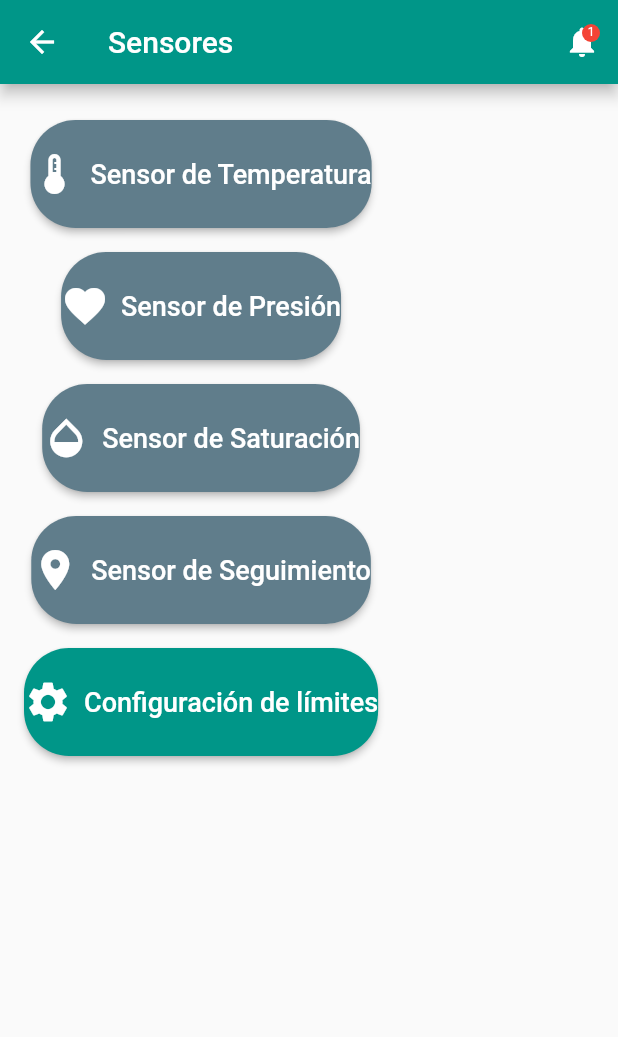
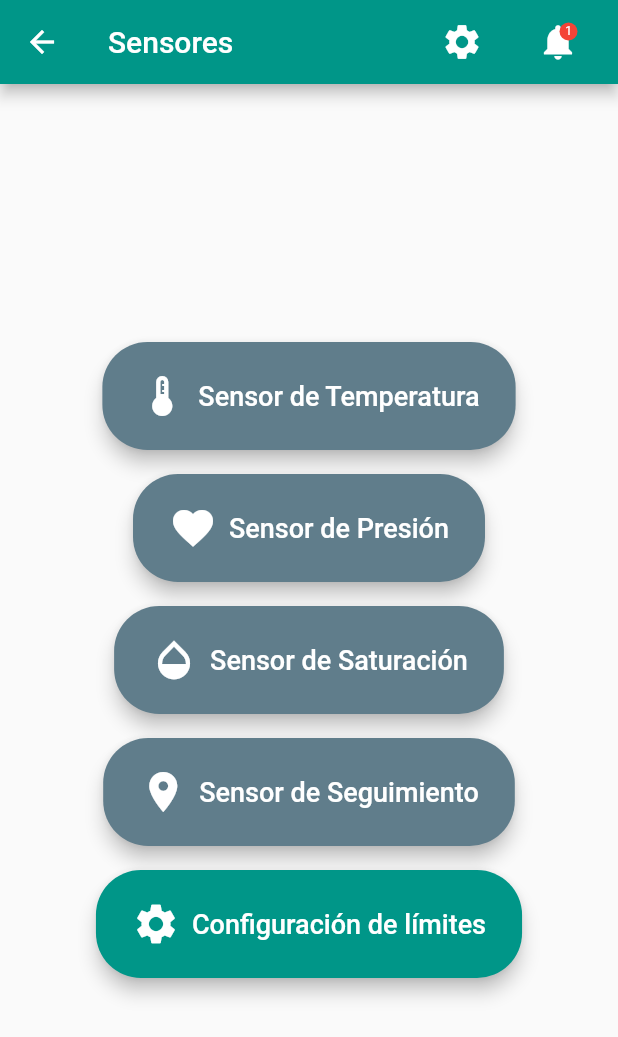
Before and after one commit to ggpachec/PulseraWifiMovil, a Flutter app: the SensorsScreen screen opened by its route, on a phone screen of 412 x 824 dp. Shown: the top 1037 px of the screen. Run offline on Flutter 3.47's test engine with Material 2 defaults, Android fonts, the phone set to English and light mode, and no system bars; our stand-ins replace flutter_blue_plus, flutter_bluetooth_serial, google_maps_flutter, permission_handler.

Commit message:
arreglo en la pantalla sensores

```diff
--- a/sensor_app/lib/main.dart
+++ b/sensor_app/lib/main.dart
@@ -18,6 +18,7 @@ class MyApp extends StatelessWidget {
   @override
   Widget build(BuildContext context) {
     return MaterialApp(
+      debugShowCheckedModeBanner: false, // Remover el banner de debug
       initialRoute: '/login',
       routes: {
         '/login': (context) => LoginScreen(),
--- a/sensor_app/lib/sensors.dart
+++ b/sensor_app/lib/sensors.dart
@@ -9,11 +9,19 @@ class SensorsScreen extends StatelessWidget {
         backgroundColor: Colors.teal,
         actions: [
           IconButton(
+            icon: Icon(Icons.settings, size: 28),
+            onPressed: () {
+              Navigator.pushNamed(context, '/config');
+            },
+          ),
+          SizedBox(width: 16),
+          IconButton(
             icon: Stack(
               children: [
-                Icon(Icons.notifications),
+                Icon(Icons.notifications, size: 28),
                 Positioned(
-                  right: 0,
+                  right: 1,
+                  top: 1,
                   child: Container(
                     padding: EdgeInsets.all(1),
                     decoration: BoxDecoration(
@@ -40,11 +48,14 @@ class SensorsScreen extends StatelessWidget {
               Navigator.pushNamed(context, '/alerts');
             },
           ),
+          SizedBox(width: 16),
         ],
       ),
-      body: Padding(
+      body: Center(
+        child: Padding(
           padding: const EdgeInsets.all(16.0),
           child: Column(
+            mainAxisAlignment: MainAxisAlignment.center,
             children: [
               _buildSensorButton(
                 context,
@@ -80,6 +91,7 @@ class SensorsScreen extends StatelessWidget {
             ],
           ),
         ),
+      ),
     );
   }
 
@@ -97,10 +109,11 @@ class SensorsScreen extends StatelessWidget {
         label: Text(title, style: TextStyle(fontSize: 18)),
         style: ElevatedButton.styleFrom(
           primary: color,
-          padding: EdgeInsets.symmetric(vertical: 20),
+          padding: EdgeInsets.symmetric(vertical: 20, horizontal: 24),
           shape: RoundedRectangleBorder(
             borderRadius: BorderRadius.circular(30),
           ),
+          elevation: 5, // Agregar sombra
         ),
         onPressed: () {
           Navigator.pushNamed(context, route);
```
Also changed, not shown: sensor_app/lib/pressure_sensor_screen.dart (+0 -9 lines), sensor_app/lib/saturation_sensor_screen.dart (+0 -9 lines), sensor_app/lib/temperature_sensor_screen.dart (+0 -9 lines), sensor_app/lib/configuracion.dart (added). Lines whose indentation alone changed are shown as unchanged.
